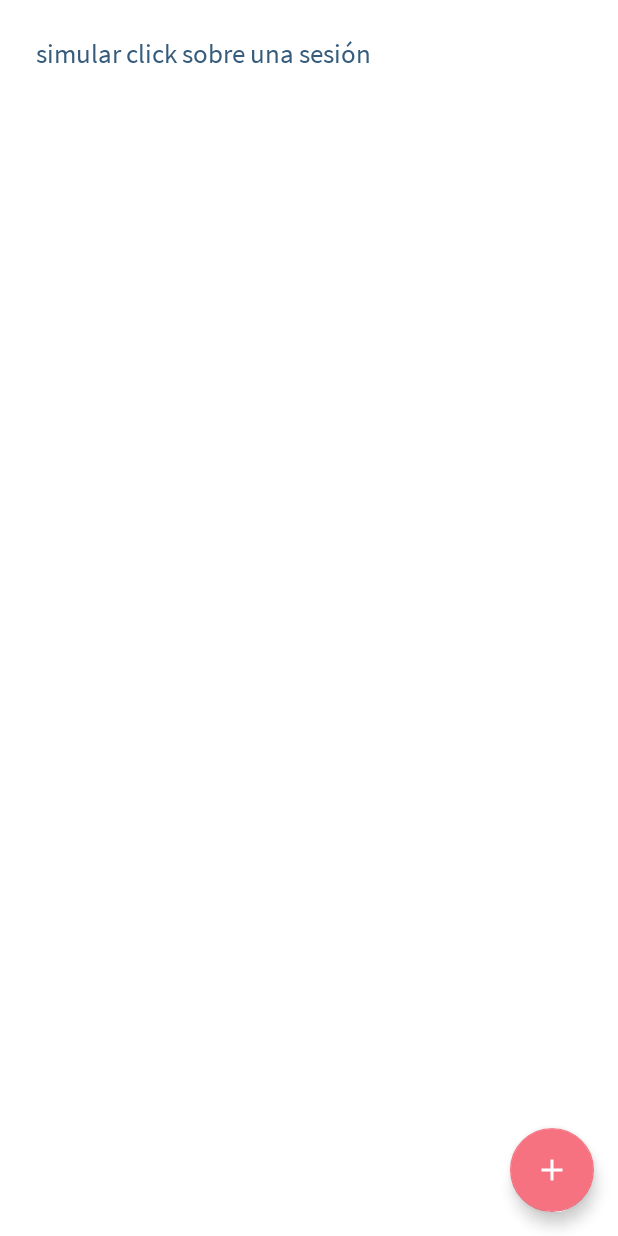
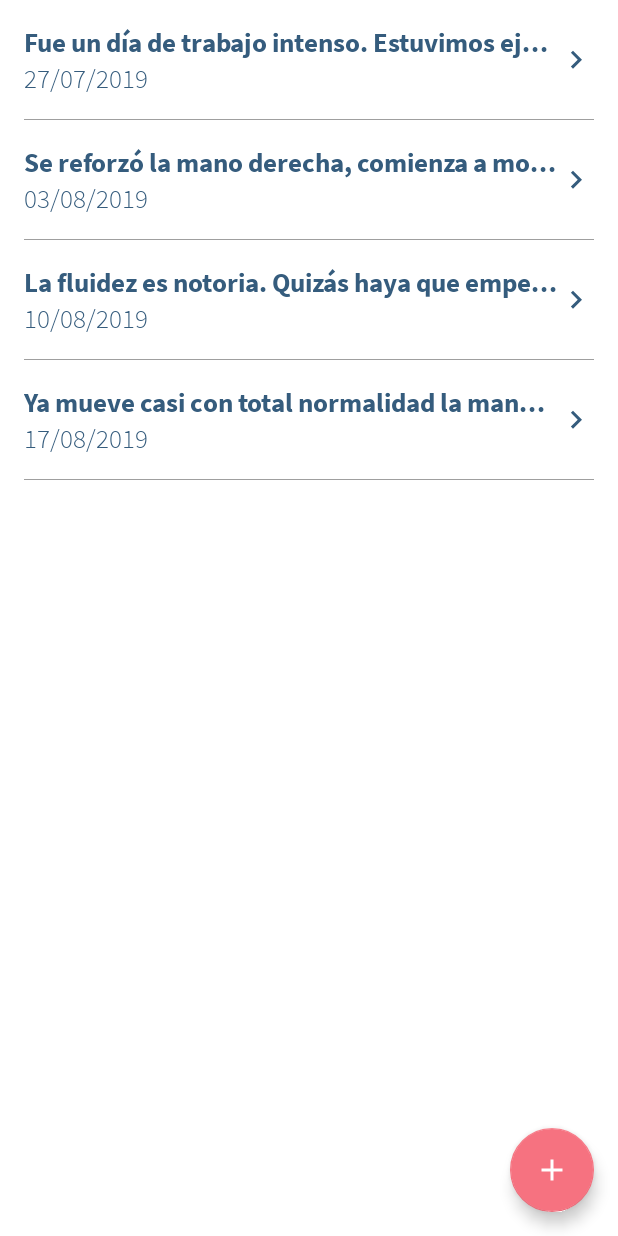
Before and after one commit to leandro4/kineapp, an Android app: the fragment PatientDetailFragment shown on its own in the app's theme, on a phone screen of 412 x 824 dp. Run offline under Robolectric (Android 15) with nearby library versions, the light colour scheme and no system bars; our stand-ins replace RxJava; 2 statements that could not run were skipped.

Commit message:
Sessions list done

```diff
--- a/app/src/main/java/com/gon/kineapp/api/KinesApi.kt
+++ b/app/src/main/java/com/gon/kineapp/api/KinesApi.kt
@@ -2,6 +2,7 @@ package com.gon.kineapp.api
 
 import com.gon.kineapp.model.responses.LoginResponse
 import com.gon.kineapp.model.responses.PatientListResponse
+import com.gon.kineapp.model.responses.SessionListResponse
 import io.reactivex.Observable
 import retrofit2.http.*
 
@@ -12,4 +13,7 @@ interface KinesApi {
 
     @GET(UtilUrl.PATIENTS)
     fun getPatients(): Observable<PatientListResponse>
+
+    @GET(UtilUrl.SESSIONS)
+    fun getSessions(): Observable<SessionListResponse>
 }
--- a/app/src/main/java/com/gon/kineapp/api/KinesService.kt
+++ b/app/src/main/java/com/gon/kineapp/api/KinesService.kt
@@ -1,8 +1,10 @@
 package com.gon.kineapp.api
 
 import com.gon.kineapp.model.Patient
+import com.gon.kineapp.model.Session
 import com.gon.kineapp.model.responses.LoginResponse
 import com.gon.kineapp.model.responses.PatientListResponse
+import com.gon.kineapp.model.responses.SessionListResponse
 import io.reactivex.Observable
 import okhttp3.OkHttpClient
 import okhttp3.logging.HttpLoggingInterceptor
@@ -13,7 +15,7 @@ import java.util.concurrent.TimeUnit
 
 object KinesService {
 
-    var kinesApi: KinesApi
+    private var kinesApi: KinesApi
 
     init {
         val retrofit = Retrofit.Builder()
@@ -56,4 +58,21 @@ object KinesService {
 
         //return kinesApi.getPatients()
     }
+
+    fun getSessionList(): Observable<SessionListResponse> {
+
+
+        val list = listOf(
+            Session("Cachito", "27/07/2019", "Fue un día de trabajo intenso. Estuvimos ejercitando la mano derecha que le cuesta mover los últimos 3 dedos", null),
+            Session("Cachito", "03/08/2019", "Se reforzó la mano derecha, comienza a mover los dedos con cuidado", null),
+            Session("Cachito", "10/08/2019", "La fluidez es notoria. Quizás haya que empezar a usar peso en la mano", null),
+            Session("Cachito", "17/08/2019", "Ya mueve casi con total normalidad la mano. Está pronto a darle el alta", null)
+        )
+
+        val response = SessionListResponse(list.toMutableList())
+
+        return Observable.just(response).delay(1000, TimeUnit.MILLISECONDS)
+
+        //return kinesApi.getPatients()
+    }
 }
--- a/app/src/main/java/com/gon/kineapp/api/UtilUrl.kt
+++ b/app/src/main/java/com/gon/kineapp/api/UtilUrl.kt
@@ -7,6 +7,7 @@ class UtilUrl {
         const val BASE_URL = "https://kinesioapp.herokuapp.com/api/v1/"
         const val LOGIN = "medics"
         const val PATIENTS = "patients"
+        const val SESSIONS = "sessions"
 
     }
 }
--- a/app/src/main/java/com/gon/kineapp/model/Session.kt
+++ b/app/src/main/java/com/gon/kineapp/model/Session.kt
@@ -4,5 +4,7 @@ import android.os.Parcelable
 import kotlinx.android.parcel.Parcelize
 
 @Parcelize
-class Session(val patientName: String): Parcelable {
-}
+data class Session(var patientName: String,
+              var date: String,
+              var description: String,
+              var images: MutableList<String>?): Parcelable
--- /dev/null
+++ b/app/src/main/java/com/gon/kineapp/model/responses/SessionListResponse.kt
@@ -0,0 +1,6 @@
+package com.gon.kineapp.model.responses
+
+import com.gon.kineapp.model.Session
+import com.squareup.moshi.Json
+
+data class SessionListResponse(@Json(name = "data") val patients: MutableList<Session>)
--- /dev/null
+++ b/app/src/main/java/com/gon/kineapp/mvp/presenters/SessionListPresenter.kt
@@ -0,0 +1,41 @@
+package com.gon.kineapp.mvp.presenters
+
+import com.gon.kineapp.api.CustomDisposableObserver
+import com.gon.kineapp.api.KinesService
+import com.gon.kineapp.model.responses.SessionListResponse
+import com.gon.kineapp.mvp.views.SessionListView
+import io.reactivex.android.schedulers.AndroidSchedulers
+import io.reactivex.schedulers.Schedulers
+
+class SessionListPresenter: BasePresenter<SessionListView>() {
+
+    fun getSessions() {
+        mvpView?.showProgressView()
+
+        compositeSubscription?.addAll(KinesService.getSessionList()
+            .subscribeOn(Schedulers.newThread())
+            .observeOn(AndroidSchedulers.mainThread())
+            .subscribeWith(object : CustomDisposableObserver<SessionListResponse>() {
+                override fun onNoInternetConnection() {
+                    mvpView?.hideProgressView()
+                    mvpView?.onNoInternetConnection()
+                }
+
+                override fun onObserverError(e: Throwable) {
+                    mvpView?.hideProgressView()
+                    mvpView?.onError(e)
+                }
+
+                override fun onErrorCode(code: Int, message: String) {
+                    mvpView?.hideProgressView()
+                    mvpView?.onErrorCode(message)
+                }
+
+                override fun onNext(t: SessionListResponse) {
+                    mvpView?.hideProgressView()
+                    mvpView?.onSessionsReceived(t.patients)
+                }
+            }))
+    }
+
+}
--- /dev/null
+++ b/app/src/main/java/com/gon/kineapp/mvp/views/SessionListView.kt
@@ -0,0 +1,9 @@
+package com.gon.kineapp.mvp.views
+
+import com.gon.kineapp.model.Session
+
+interface SessionListView: BaseView {
+
+    fun onSessionsReceived(sessions: MutableList<Session>)
+
+}
--- /dev/null
+++ b/app/src/main/java/com/gon/kineapp/ui/adapters/SessionAdapter.kt
@@ -0,0 +1,42 @@
+package com.gon.kineapp.ui.adapters
+
+import android.support.v7.widget.RecyclerView
+import android.view.LayoutInflater
+import android.view.View
+import android.view.ViewGroup
+import com.gon.kineapp.R
+import com.gon.kineapp.model.Patient
+import com.gon.kineapp.model.Session
+import kotlinx.android.synthetic.main.adapter_session.view.*
+
+class SessionAdapter(private val sessions: MutableList<Session>, private val callback: SessionListener): RecyclerView.Adapter<SessionAdapter.SessionViewHolder>() {
+
+    interface SessionListener {
+        fun onSessionSelected(session: Session)
+    }
+
+    override fun onCreateViewHolder(p0: ViewGroup, p1: Int): SessionViewHolder {
+        val v = LayoutInflater.from(p0.context).inflate(R.layout.adapter_session, p0, false)
+        return SessionViewHolder(v)
+    }
+
+    override fun getItemCount(): Int {
+        return sessions.size
+    }
+
+    override fun onBindViewHolder(holder: SessionViewHolder, pos: Int) {
+        holder.bind(sessions[pos], callback)
+    }
+
+    class SessionViewHolder(private var viewItem: View): RecyclerView.ViewHolder(viewItem) {
+
+        fun bind(session: Session, callback: SessionListener) {
+            viewItem.tvDescription.text = session.description
+            viewItem.tvDate.text = session.date
+            viewItem.flContent.setOnClickListener {
+                callback.onSessionSelected(session)
+            }
+        }
+
+    }
+}
--- a/app/src/main/java/com/gon/kineapp/ui/fragments/PatientDetailFragment.kt
+++ b/app/src/main/java/com/gon/kineapp/ui/fragments/PatientDetailFragment.kt
@@ -2,19 +2,24 @@ package com.gon.kineapp.ui.fragments
 
 import android.content.Intent
 import android.os.Bundle
+import android.support.v7.widget.LinearLayoutManager
 import android.view.*
 import android.widget.Toast
 import com.gon.kineapp.R
 import com.gon.kineapp.model.Patient
 import com.gon.kineapp.model.Session
+import com.gon.kineapp.mvp.presenters.SessionListPresenter
+import com.gon.kineapp.mvp.views.SessionListView
 import com.gon.kineapp.ui.activities.BaseActivity
 import com.gon.kineapp.ui.activities.SessionDetailActivity
+import com.gon.kineapp.ui.adapters.SessionAdapter
 import com.gon.kineapp.utils.Constants
 import kotlinx.android.synthetic.main.fragment_patient_detail.*
 
-class PatientDetailFragment : BaseMvpFragment() {
+class PatientDetailFragment : BaseMvpFragment(), SessionListView, SessionAdapter.SessionListener {
 
     private lateinit var patient: Patient
+    private val presenter = SessionListPresenter()
 
     companion object {
         fun newInstance(patient: Patient): PatientDetailFragment {
@@ -43,9 +48,6 @@ class PatientDetailFragment : BaseMvpFragment() {
             Toast.makeText(context, "agregrar sesión", Toast.LENGTH_SHORT).show()
         }
 
-        sessionSimulator.setOnClickListener {
-            goToSessionDetail(Session("Juanitou"))
-        }
     }
 
     override fun onCreateOptionsMenu(menu: Menu, inflater: MenuInflater) {
@@ -69,14 +71,30 @@ class PatientDetailFragment : BaseMvpFragment() {
         return super.onOptionsItemSelected(item)
     }
 
-    private fun goToSessionDetail(session: Session) {
+    private fun initList(sessions: MutableList<Session>) {
+        rvSessions.layoutManager = LinearLayoutManager(context, LinearLayoutManager.VERTICAL, false)
+        rvSessions.setHasFixedSize(true)
+        rvSessions.adapter = SessionAdapter(sessions, this)
+    }
+
+    override fun onSessionsReceived(sessions: MutableList<Session>) {
+        initList(sessions)
+    }
+
+    override fun onSessionSelected(session: Session) {
         val intent = Intent(activity, SessionDetailActivity::class.java)
-        intent.putExtra(Constants.SESSION_EXTRA, session)
+        intent.putExtra(Constants.SESSION_EXTRA, session.apply { patientName = patient.name })
         activity?.startActivity(intent)
     }
 
     override fun startPresenter() {
+        presenter.attachMvpView(this)
+        presenter.getSessions()
+    }
 
+    override fun onDestroy() {
+        presenter.detachMvpView()
+        super.onDestroy()
     }
 
     override fun onErrorCode(message: String) {
--- /dev/null
+++ b/app/src/main/res/layout/adapter_session.xml
@@ -0,0 +1,52 @@
+<?xml version="1.0" encoding="utf-8"?>
+<FrameLayout
+    xmlns:android="http://schemas.android.com/apk/res/android"
+    android:layout_width="match_parent"
+    android:layout_height="wrap_content"
+    xmlns:app="http://schemas.android.com/apk/res-auto"
+    xmlns:tools="http://schemas.android.com/tools"
+    android:background="?android:attr/selectableItemBackground"
+    android:clickable="true"
+    android:focusable="true"
+    android:id="@+id/flContent">
+
+    <RelativeLayout
+        android:padding="@dimen/large_margin"
+        android:layout_width="match_parent"
+        android:layout_height="wrap_content">
+
+        <TextView
+            android:id="@+id/tvDescription"
+            android:ellipsize="end"
+            android:maxLines="1"
+            android:layout_toStartOf="@+id/ivArrow"
+            tools:text="Juanito trabajó la espalda por un mal dolor que le afecta feo"
+            android:textColor="@color/colorPrimary"
+            style="@style/TextViewStyleBold"/>
+
+        <TextView
+            android:id="@+id/tvDate"
+            tools:text="17/09/2019"
+            android:layout_below="@+id/tvDescription"
+            android:textColor="@color/colorPrimary"
+            style="@style/TextViewStyleLight"/>
+
+        <ImageView
+            android:id="@+id/ivArrow"
+            android:layout_alignParentEnd="true"
+            android:layout_centerVertical="true"
+            app:srcCompat="@drawable/ic_arrow_right"
+            android:layout_width="wrap_content"
+            android:layout_height="wrap_content"/>
+
+    </RelativeLayout>
+
+    <View
+        android:layout_marginStart="@dimen/large_margin"
+        android:layout_marginEnd="@dimen/large_margin"
+        android:layout_gravity="bottom"
+        android:background="@color/black_hint"
+        android:layout_width="match_parent"
+        android:layout_height="1px" />
+
+</FrameLayout>
--- a/app/src/main/res/layout/fragment_patient_detail.xml
+++ b/app/src/main/res/layout/fragment_patient_detail.xml
@@ -6,12 +6,10 @@
              android:background="@color/white"
              tools:context=".ui.fragments.PatientDetailFragment">
 
-    <TextView
-            android:id="@+id/sessionSimulator"
-            android:padding="@dimen/xlarge_margin"
-            android:textColor="@color/colorPrimary"
-            android:text="simular click sobre una sesión"
-            style="@style/TextViewStyleRegular"/>
+    <android.support.v7.widget.RecyclerView
+        android:id="@+id/rvSessions"
+        android:layout_width="match_parent"
+        android:layout_height="match_parent"/>
 
     <android.support.design.widget.FloatingActionButton
             android:id="@+id/fabAddSession"
--- /dev/null
+++ b/app/src/main/res/layout/fragment_session_list.xml
@@ -0,0 +1,28 @@
+<?xml version="1.0" encoding="utf-8"?>
+<FrameLayout
+    xmlns:android="http://schemas.android.com/apk/res/android"
+    xmlns:tools="http://schemas.android.com/tools"
+    android:layout_width="match_parent"
+    android:layout_height="match_parent"
+    android:background="@color/white"
+    tools:context=".ui.fragments.PatientListFragment">
+
+    <android.support.v7.widget.RecyclerView
+        android:id="@+id/rvSessions"
+        android:layout_width="match_parent"
+        android:layout_height="match_parent"/>
+
+    <android.support.design.widget.FloatingActionButton
+        android:id="@+id/fabAddSession"
+        android:layout_width="wrap_content"
+        android:layout_height="wrap_content"
+        android:layout_gravity="bottom|end"
+        android:src="@drawable/ic_add"
+        android:layout_margin="@dimen/large_margin"/>
+
+    <include
+        android:id="@+id/viewLoading"
+        android:visibility="gone"
+        layout="@layout/view_loading" />
+
+</FrameLayout>
```
